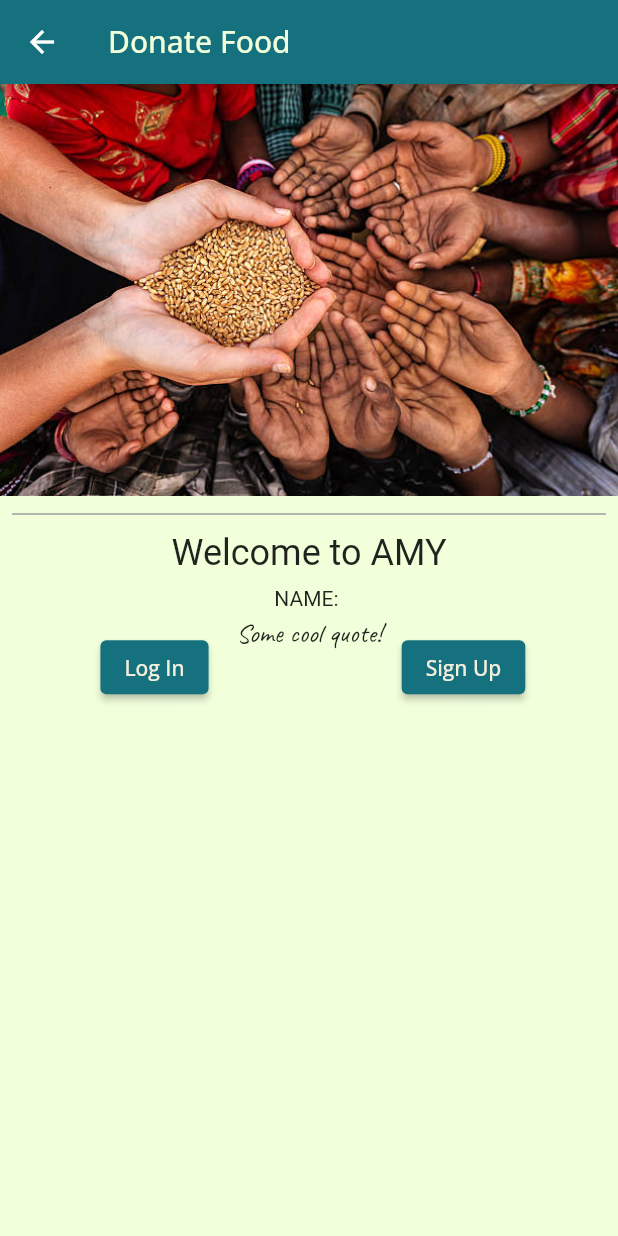
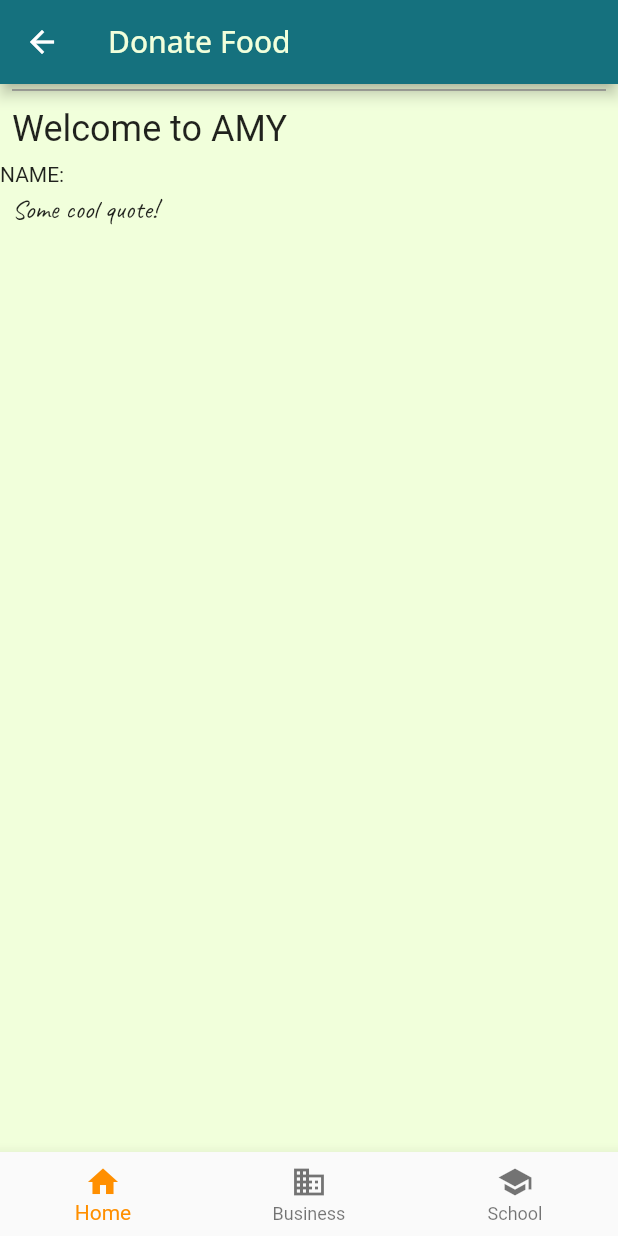
Before and after one commit to ps428/AMY, a Flutter app: the screen it shows after launch, after a tap on "Go to Login", on a phone screen of 412 x 824 dp. Run offline on Flutter 3.47's test engine with Material 2 defaults, Android fonts, the phone set to English and light mode, and no system bars; our stand-ins replace firebase_auth, firebase_core, flutter_spinkit; accounts and stored records are empty; Roboto replaces fonts that are missing (Playfair); project files that could hold a hidden picture were left out.

Commit message:
Public pages settled, working on setteling user and admin side pages

```diff
--- a/Flutter/amy/lib/all.dart
+++ b/Flutter/amy/lib/all.dart
@@ -1,9 +1,22 @@
 import 'package:amy/constants.dart';
+import 'package:amy/routes/admin/ahome.dart';
+import 'package:amy/routes/admin/aordered.dart';
+import 'package:amy/routes/admin/aserve.dart';
+import 'package:amy/routes/home.dart';
+import 'package:amy/routes/login.dart';
+import 'package:amy/routes/signup.dart';
+import 'package:amy/routes/user/udonate.dart';
+import 'package:amy/routes/user/uhome.dart';
 import 'package:flutter/material.dart';
 
-class AllScreen extends StatelessWidget {
+class AllScreen extends StatefulWidget {
   const AllScreen({Key? key}) : super(key: key);
 
+  @override
+  _AllScreen createState() => _AllScreen();
+}
+
+class _AllScreen extends State<AllScreen> {
   @override
   Widget build(BuildContext context) {
     return Scaffold(
@@ -40,7 +53,11 @@ class AllScreen extends StatelessWidget {
           onPressed: () {
             // Navigate back to the first screen by popping the current route
             // off the stack.
-            Navigator.pushNamed(context, '/home');
+            Navigator.of(context).push(
+              MaterialPageRoute(
+                builder: (context) => const HomeScreen(),
+              ),
+            );
           },
           child: const Text('Go to Home!'),
         ),
@@ -49,7 +66,11 @@ class AllScreen extends StatelessWidget {
           onPressed: () {
             // Navigate back to the first screen by popping the current route
             // off the stack.
-            Navigator.pushNamed(context, '/login');
+            Navigator.of(context).push(
+              MaterialPageRoute(
+                builder: (context) => const LoginScreen(),
+              ),
+            );
           },
           child: const Text('Go to Login'),
         ),
@@ -58,7 +79,11 @@ class AllScreen extends StatelessWidget {
           onPressed: () {
             // Navigate back to the first screen by popping the current route
             // off the stack.
-            Navigator.pushNamed(context, '/signup');
+            Navigator.of(context).push(
+              MaterialPageRoute(
+                builder: (context) => const SignupScreen(),
+              ),
+            );
           },
           child: const Text('Go to Signup!'),
         ),
@@ -67,7 +92,11 @@ class AllScreen extends StatelessWidget {
           onPressed: () {
             // Navigate back to the first screen by popping the current route
             // off the stack.
-            Navigator.pushNamed(context, '/ahome');
+            Navigator.of(context).push(
+              MaterialPageRoute(
+                builder: (context) => const AHomeScreen(),
+              ),
+            );
           },
           child: const Text('Go to Admin Home!'),
         ),
@@ -76,7 +105,11 @@ class AllScreen extends StatelessWidget {
           onPressed: () {
             // Navigate back to the first screen by popping the current route
             // off the stack.
-            Navigator.pushNamed(context, '/aordered');
+            Navigator.of(context).push(
+              MaterialPageRoute(
+                builder: (context) => const AOrderedScreen(),
+              ),
+            );
           },
           child: const Text('Go to Admin Ordered!'),
         ),
@@ -85,66 +118,14 @@ class AllScreen extends StatelessWidget {
           onPressed: () {
             // Navigate back to the first screen by popping the current route
             // off the stack.
-            Navigator.pushNamed(context, '/aserve');
+            Navigator.of(context).push(
+              MaterialPageRoute(
+                builder: (context) => const AServeScreen(),
+              ),
+            );
           },
           child: const Text('Go to Admin serve!'),
         ),
-        ElevatedButton(
-          // Within the AllScreen widget
-          onPressed: () {
-            // Navigate back to the first screen by popping the current route
-            // off the stack.
-            Navigator.pushNamed(context, '/udonate');
-          },
-          child: const Text('Go to User Donate!'),
-        ),
-        ElevatedButton(
-          // Within the AllScreen widget
-          onPressed: () {
-            // Navigate back to the first screen by popping the current route
-            // off the stack.
-            Navigator.pushNamed(context, '/uhome');
-          },
-          child: const Text('Go to User Home!'),
-        ),
-        ElevatedButton(
-          // Within the AllScreen widget
-          onPressed: () {
-            // Navigate back to the first screen by popping the current route
-            // off the stack.
-            Navigator.pushNamed(context, '/uthanks');
-          },
-          child: const Text('Go to User Thanks!'),
-        ),
-        StyledButton(
-            child: const Text('User thanks'),
-            onPressed: () {
-              Navigator.pushNamed(context, '/uthanks');
-            }),
-        const HeaderOpenSans('OPEN SANS Header'),
-        const ParagraphOpenSans(
-            'A demo paraghaph!A demo  paraghaph!A demo paraghaph!A demo paraghaph!'),
-        StyledButtonPlayfair(
-            text: 'User thanks',
-            onPressed: () {
-              Navigator.pushNamed(context, '/uthanks');
-            }),
-        const HeaderPlayfair('Playfair heading'),
-        const ParagraphPlayfair(
-            'A demo paraghaph!A demo  paraghaph!A demo paraghaph!A demo paraghaph!'),
-        StyledButtonMonterrsat(
-            text: 'User thanks',
-            onPressed: () {
-              Navigator.pushNamed(context, '/uthanks');
-            }),
-        StyledButtonOpenSans(
-            text: "Button Name",
-            onPressed: () {
-              //fnc
-              //change the page
-              //ref in main.dart
-              Navigator.pushNamed(context, '/uthanks');
-            }),
         const HeaderMontserrat('Montersat heading'),
         const ParagraphMontserrat(
             'A demo paraghaph!A demo  paraghaph!A demo paraghaph!A demo paraghaph!'),
--- a/Flutter/amy/lib/routes/user/uhome.dart
+++ b/Flutter/amy/lib/routes/user/uhome.dart
@@ -14,6 +14,56 @@ class UHomeScreen extends StatefulWidget {
 class _UHomeScreen extends State<UHomeScreen> {
   late User _currentUser;
 
+  int _selectedIndex = 0;
+  static const TextStyle optionStyle =
+      TextStyle(fontSize: 30, fontWeight: FontWeight.bold);
+  static const List<Widget> _widgetOptions = <Widget>[
+    Text(
+      'Index 0: Home',
+      style: optionStyle,
+    ),
+    Text(
+      'Index 1: Business',
+      style: optionStyle,
+    ),
+    Text(
+      'Index 2: School',
+      style: optionStyle,
+    ),
+  ];
+
+//  void _onItemTapped(int index) {
+//     if (index == 0) {
+//       Navigator.of(context).push(
+//         MaterialPageRoute(
+//           builder: (context) => UHomeScreen(
+//             user: _currentUser,
+//           ),
+//         ),
+//       );
+//     } else if (index == 1) {
+//       Navigator.of(context).push(
+//         MaterialPageRoute(
+//           builder: (context) => UHomeScreen(
+//             user: _currentUser,
+//           ),
+//         ),
+//       );
+//     } else if (index == 2) {
+//       Navigator.of(context).push(
+//         MaterialPageRoute(
+//           builder: (context) => UDonateScreen(),
+//         ),
+//       );
+//     }
+//   }
+
+  void _onItemTapped(int index) {
+    setState(() {
+      _selectedIndex = index;
+    });
+  }
+
   @override
   void initState() {
     _currentUser = widget.user;
@@ -23,6 +73,7 @@ class _UHomeScreen extends State<UHomeScreen> {
   @override
   Widget build(BuildContext context) {
     return Scaffold(
+      resizeToAvoidBottomInset: false,
       backgroundColor: lightGreen,
       appBar: AppBar(
         title: const Text(
@@ -31,10 +82,8 @@ class _UHomeScreen extends State<UHomeScreen> {
         ),
         backgroundColor: pineGreen,
       ),
-      body: Column(
+      body: ListView(
         children: <Widget>[
-          Image.asset('assets/images/hands.jpg'),
-          const SizedBox(height: 8),
           const Divider(
             height: 8,
             thickness: 1,
@@ -49,27 +98,26 @@ class _UHomeScreen extends State<UHomeScreen> {
           const Paragraph(
             'Some cool quote!',
           ),
-          Row(
-            children: [
-              Expanded(
-                  child: Align(
-                heightFactor: .30,
-                widthFactor: .30,
-                child: StyledButtonOpenSans(
-                    text: "Log In",
-                    onPressed: () => {Navigator.pushNamed(context, '/login')}),
-              )),
-              Expanded(
-                  child: Align(
-                heightFactor: .30,
-                widthFactor: .30,
-                child: StyledButtonOpenSans(
-                    text: "Sign Up",
-                    onPressed: () => {Navigator.pushNamed(context, '/signup')}),
-              )),
-            ],
+        ],
+      ),
+      bottomNavigationBar: BottomNavigationBar(
+        items: const <BottomNavigationBarItem>[
+          BottomNavigationBarItem(
+            icon: Icon(Icons.home),
+            label: 'Home',
+          ),
+          BottomNavigationBarItem(
+            icon: Icon(Icons.business),
+            label: 'Business',
+          ),
+          BottomNavigationBarItem(
+            icon: Icon(Icons.school),
+            label: 'School',
           ),
         ],
+        currentIndex: _selectedIndex,
+        selectedItemColor: Colors.amber[800],
+        onTap: _onItemTapped,
       ),
     );
   }
```
Also changed, not shown: Flutter/amy/lib/routes/home.dart (+114 -11 lines), 1 other file.
